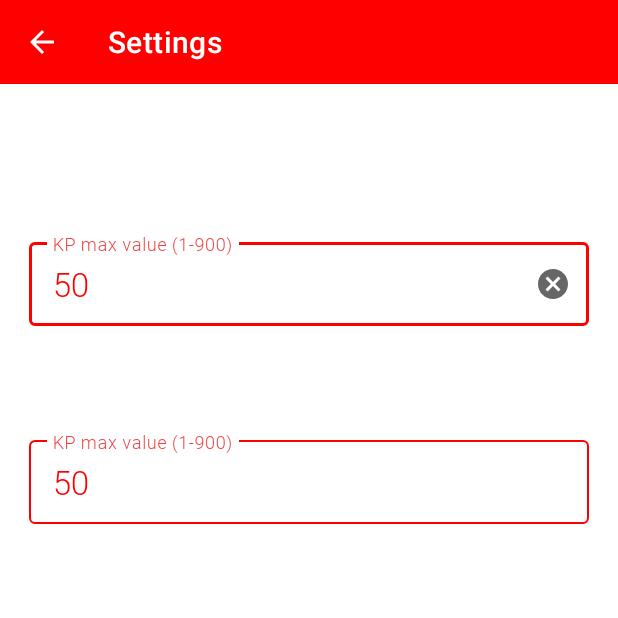
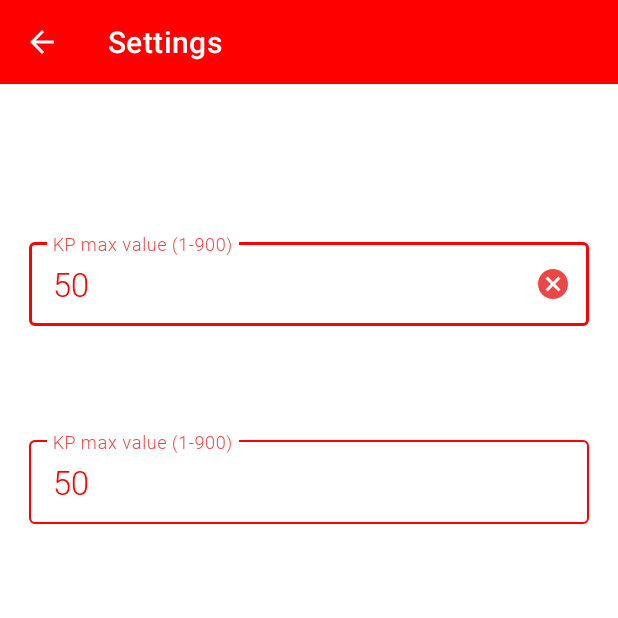
Before and after one commit to AtiqurRahmanAni/PID-Tuner, an Android app: the Settings screen opened directly, with no data from a screen before it, on a phone screen of 412 x 824 dp, the top half of it. Run offline under Robolectric (Android 15) with nearby library versions, the phone set to English and light mode, and no system bars; our stand-ins replace sdp/ssp sizes.

Commit message:
Almost done

```diff
--- a/app/src/main/java/com/atiqur/pidtuner/MainActivity.java
+++ b/app/src/main/java/com/atiqur/pidtuner/MainActivity.java
@@ -114,17 +114,14 @@ public class MainActivity extends AppCompatActivity {
         public void run() {
             while (true) {
                 if (Math.abs(kp - prevkp) >= THRESHOLD && mBluetooth.getState() == 2) {
-                    Log.d("Test", "KP: " + kp);
                     prevkp = kp;
                     mBluetooth.write(HelperUtils.toBytesFloat('P', kp, 5));
                 }
                 if (Math.abs(kd - prevkd) >= THRESHOLD && mBluetooth.getState() == 2) {
-                    Log.d("Test", "KD: " + kd);
                     prevkd = kd;
                     mBluetooth.write(HelperUtils.toBytesFloat('D', kd, 5));
                 }
                 if (Math.abs(ki - prevki) >= THRESHOLD && mBluetooth.getState() == 2) {
-                    Log.d("Test", "KI: " + ki);
                     prevki = ki;
                     mBluetooth.write(HelperUtils.toBytesFloat('I', ki, 5));
                 }
@@ -241,7 +238,8 @@ public class MainActivity extends AppCompatActivity {
                 } else if (msg.arg1 == 1 && menuCreated) {
                     isConnected = false;
                     menu.getItem(0).setIcon(ContextCompat.getDrawable(MainActivity.this, R.drawable.ic_bluetooth_connecting));
-                    menu.getItem(0).setShowAsAction(MenuItem.SHOW_AS_ACTION_IF_ROOM);
+                    menu.getItem(0).setShowAsAction(5);
+                    menu.getItem(0).setTitle("Connecting...");
                 } else if (msg.arg1 == 2 && menuCreated) {
                     isConnected = true;
                     menu.getItem(0).setIcon(ContextCompat.getDrawable(MainActivity.this, R.drawable.ic_bluetooth));
--- a/app/src/main/java/com/atiqur/pidtuner/utils/HelperUtils.java
+++ b/app/src/main/java/com/atiqur/pidtuner/utils/HelperUtils.java
@@ -12,14 +12,12 @@ public class HelperUtils {
         while (temp.length() < digits) {
             temp.append("0");
         }
-        Log.d("Print", temp.toString());
         result[0] = (byte) command;
         for (int i = 0; i < digits; i++) {
             result[i + 1] = (byte) temp.charAt(i);
         }
         result[digits + 1] = 13;
         result[digits + 2] = 10;
-        //Log.d("Print", Arrays.toString(result));
         return result;
     }
 
--- a/app/src/main/res/layout/activity_settings.xml
+++ b/app/src/main/res/layout/activity_settings.xml
@@ -30,6 +30,7 @@
         android:textColorHint="@color/trans_red"
         app:endIconMode="clear_text"
         app:errorEnabled="true"
+        app:endIconTint="@color/trans_red"
         app:hintTextColor="@color/trans_red"
         app:layout_constraintEnd_toEndOf="parent"
         app:layout_constraintHorizontal_bias="0.498"
@@ -58,6 +59,7 @@
         android:textColorHint="@color/trans_red"
         app:endIconMode="clear_text"
         app:errorEnabled="true"
+        app:endIconTint="@color/trans_red"
         app:hintTextColor="@color/trans_red"
         app:layout_constraintEnd_toEndOf="parent"
         app:layout_constraintStart_toStartOf="parent"
@@ -86,6 +88,7 @@
         android:textColorHint="@color/trans_red"
         app:endIconMode="clear_text"
         app:errorEnabled="true"
+        app:endIconTint="@color/trans_red"
         app:hintTextColor="@color/trans_red"
         app:layout_constraintEnd_toEndOf="parent"
         app:layout_constraintStart_toStartOf="parent"
```
Also changed, not shown: app/src/main/java/com/atiqur/pidtuner/Settings.java (+11 -13 lines), 15 other files.
